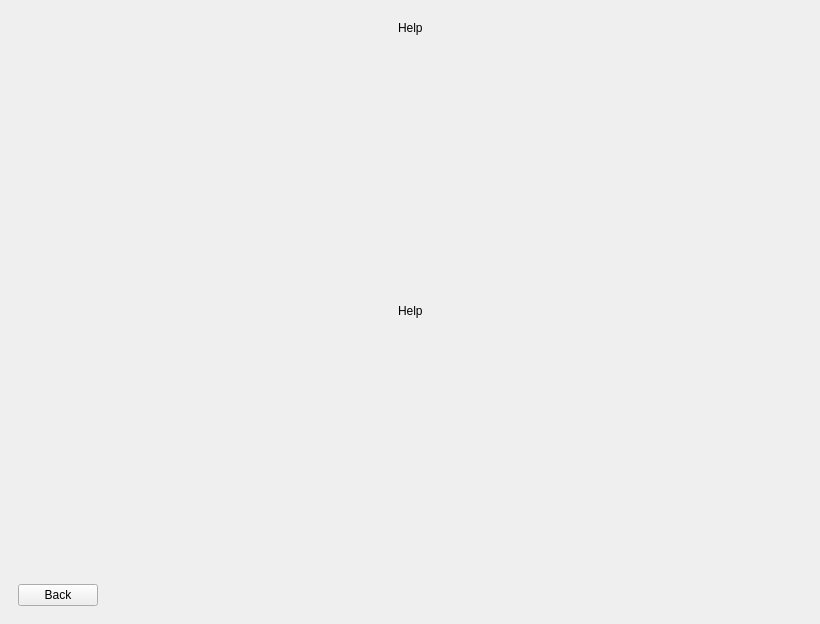
First picture: the form in src/client_side/QtCode/mainmenuview.ui, repository nobourge/INFO-F209, before the edit.
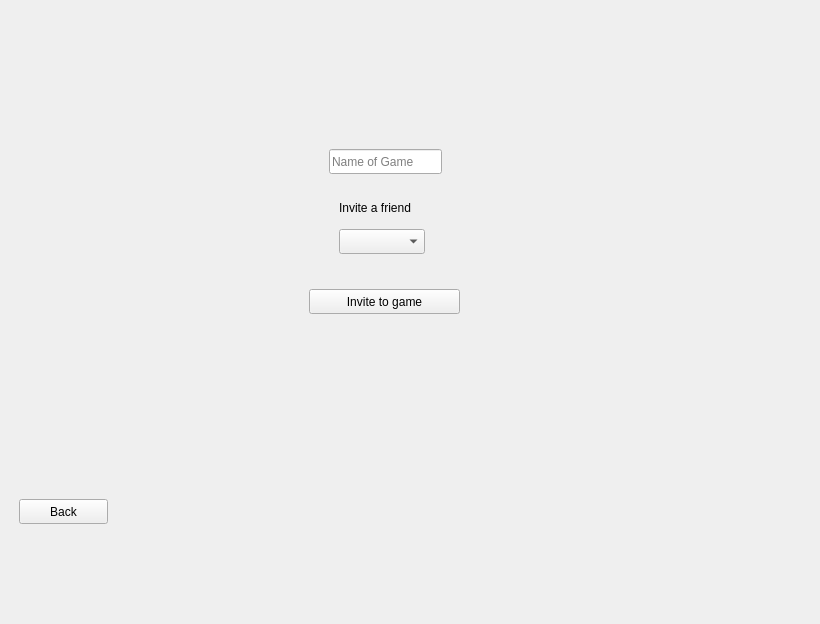
Second picture: the form after the edit. The open tabs and pages were chosen to show the change. Icons and pictures are not drawn.

Commit message: Adding Join and Creation Menu

```diff
--- a/src/client_side/QtCode/mainmenuview.ui
+++ b/src/client_side/QtCode/mainmenuview.ui
@@ -4398,6 +4398,124 @@
           </item>
          </layout>
         </widget>
+        <widget class="QWidget" name="page_11">
+         <widget class="QComboBox" name="comboBox">
+          <property name="geometry">
+           <rect>
+            <x>330</x>
+            <y>130</y>
+            <width>86</width>
+            <height>25</height>
+           </rect>
+          </property>
+         </widget>
+         <widget class="QPushButton" name="pushButton">
+          <property name="geometry">
+           <rect>
+            <x>330</x>
+            <y>210</y>
+            <width>89</width>
+            <height>25</height>
+           </rect>
+          </property>
+          <property name="text">
+           <string>Play Game</string>
+          </property>
+         </widget>
+         <widget class="QPushButton" name="pushButton_ToInviteFriend">
+          <property name="geometry">
+           <rect>
+            <x>330</x>
+            <y>270</y>
+            <width>89</width>
+            <height>25</height>
+           </rect>
+          </property>
+          <property name="text">
+           <string>Invite Friend</string>
+          </property>
+         </widget>
+         <widget class="QPushButton" name="pushButton_BackToMenuFromJoin">
+          <property name="geometry">
+           <rect>
+            <x>10</x>
+            <y>490</y>
+            <width>89</width>
+            <height>25</height>
+           </rect>
+          </property>
+          <property name="text">
+           <string>Back</string>
+          </property>
+         </widget>
+        </widget>
+        <widget class="QWidget" name="page_12">
+         <widget class="QComboBox" name="comboBox_InviteBox">
+          <property name="geometry">
+           <rect>
+            <x>330</x>
+            <y>220</y>
+            <width>86</width>
+            <height>25</height>
+           </rect>
+          </property>
+         </widget>
+         <widget class="QPushButton" name="pushButton_InviteToGame">
+          <property name="geometry">
+           <rect>
+            <x>300</x>
+            <y>280</y>
+            <width>151</width>
+            <height>25</height>
+           </rect>
+          </property>
+          <property name="text">
+           <string>Invite to game</string>
+          </property>
+         </widget>
+         <widget class="QPushButton" name="pushButton_BackToJoinMenu">
+          <property name="geometry">
+           <rect>
+            <x>10</x>
+            <y>490</y>
+            <width>89</width>
+            <height>25</height>
+           </rect>
+          </property>
+          <property name="text">
+           <string>Back</string>
+          </property>
+         </widget>
+         <widget class="QLineEdit" name="lineEdit">
+          <property name="geometry">
+           <rect>
+            <x>320</x>
+            <y>140</y>
+            <width>113</width>
+            <height>25</height>
+           </rect>
+          </property>
+          <property name="text">
+           <string/>
+          </property>
+          <property name="placeholderText">
+           <string>Name of Game</string>
+          </property>
+         </widget>
+         <widget class="QLabel" name="label_2">
+          <property name="geometry">
+           <rect>
+            <x>330</x>
+            <y>190</y>
+            <width>271</width>
+            <height>17</height>
+           </rect>
+          </property>
+          <property name="text">
+           <string>Invite a friend</string>
+          </property>
+         </widget>
+        </widget>
        </widget>
       </item>
      </layout>
```
Left out of the diff: 2 changed lines with no effect on the pictures. The commit also changes 97 other files.
